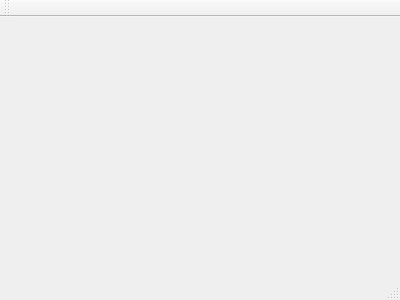
First picture: the form in src/mainwindow.ui, repository IDB-15-15/interface, before the edit.
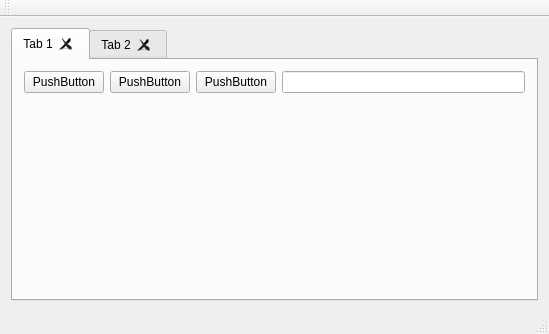
Second picture: the form after the edit.

Commit message: Add basic interface

The edit to the form file:
```diff
--- a/src/mainwindow.ui
+++ b/src/mainwindow.ui
@@ -1,24 +1,111 @@
 <ui version="4.0">
  <class>MainWindow</class>
- <widget class="QMainWindow" name="MainWindow" >
-  <property name="geometry" >
+ <widget class="QMainWindow" name="MainWindow">
+  <property name="geometry">
    <rect>
     <x>0</x>
     <y>0</y>
-    <width>400</width>
-    <height>300</height>
+    <width>549</width>
+    <height>334</height>
    </rect>
   </property>
   <property name="windowTitle" >
    <string>MainWindow</string>
   </property>
-  <widget class="QMenuBar" name="menuBar" />
-  <widget class="QToolBar" name="mainToolBar" />
-  <widget class="QWidget" name="centralWidget" />
-  <widget class="QStatusBar" name="statusBar" />
+  <widget class="QWidget" name="centralWidget">
+   <layout class="QHBoxLayout" name="horizontalLayout">
+    <item>
+     <widget class="QTabWidget" name="tabWidget">
+      <property name="currentIndex">
+       <number>0</number>
+      </property>
+      <property name="tabsClosable">
+       <bool>true</bool>
+      </property>
+      <property name="movable">
+       <bool>true</bool>
+      </property>
+      <widget class="QWidget" name="tab">
+       <attribute name="title">
+        <string>Tab 1</string>
+       </attribute>
+       <layout class="QVBoxLayout" name="verticalLayout">
+        <item>
+         <layout class="QHBoxLayout" name="horizontalLayout_2" stretch="0,0,0,1">
+          <property name="topMargin">
+           <number>0</number>
+          </property>
+          <item>
+           <widget class="QPushButton" name="pushButton_3">
+            <property name="text">
+             <string>PushButton</string>
+            </property>
+           </widget>
+          </item>
+          <item>
+           <widget class="QPushButton" name="pushButton_2">
+            <property name="text">
+             <string>PushButton</string>
+            </property>
+           </widget>
+          </item>
+          <item>
+           <widget class="QPushButton" name="pushButton">
+            <property name="text">
+             <string>PushButton</string>
+            </property>
+           </widget>
+          </item>
+          <item>
+           <widget class="QLineEdit" name="lineEdit"/>
+          </item>
+         </layout>
+        </item>
+        <item>
+         <spacer name="verticalSpacer">
+          <property name="orientation">
+           <enum>Qt::Vertical</enum>
+          </property>
+          <property name="sizeHint" stdset="0">
+           <size>
+            <width>20</width>
+            <height>40</height>
+           </size>
+          </property>
+         </spacer>
+        </item>
+       </layout>
+      </widget>
+      <widget class="QWidget" name="tab_2">
+       <attribute name="title">
+        <string>Tab 2</string>
+       </attribute>
+      </widget>
+     </widget>
+    </item>
+   </layout>
+  </widget>
+  <widget class="QMenuBar" name="menuBar">
+   <property name="geometry">
+    <rect>
+     <x>0</x>
+     <y>0</y>
+     <width>549</width>
+     <height>21</height>
+    </rect>
+   </property>
+  </widget>
+  <widget class="QToolBar" name="mainToolBar">
+   <attribute name="toolBarArea">
+    <enum>TopToolBarArea</enum>
+   </attribute>
+   <attribute name="toolBarBreak">
+    <bool>false</bool>
+   </attribute>
+  </widget>
+  <widget class="QStatusBar" name="statusBar"/>
  </widget>
- <layoutDefault spacing="6" margin="11" />
- <pixmapfunction></pixmapfunction>
+ <layoutdefault spacing="6" margin="11"/>
  <resources/>
  <connections/>
 </ui>
```
Left out of the diff: 3 changed lines with no effect on the pictures.
